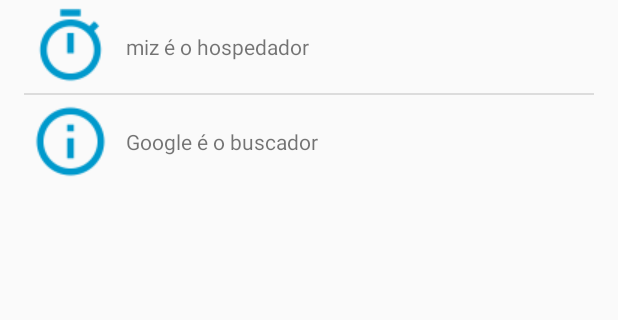
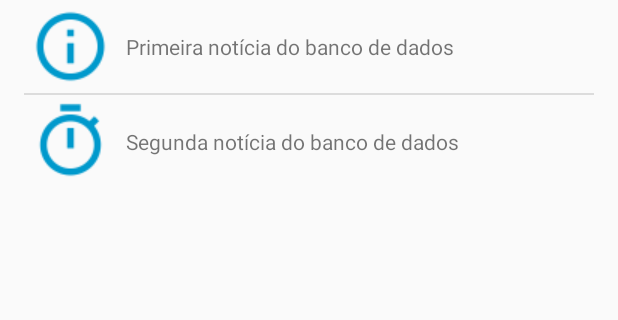
Before and after one commit to mizerablebr/RevistaDaSemana.com, an Android app: the screen it shows after launch (MainActivity), on a phone screen of 412 x 824 dp, the part 152-472 px from its top. Run offline under Robolectric (Android 15) with nearby library versions, the phone set to English and light mode, and no system bars.

Commit message:
Updated MainActivity to populate the listview from DataBase; updateAdapterContentFromService now update DataBase so the next time the app is opened i'll show the saved PostData. Created a DatabaseHelper

```diff
--- a/app/src/main/java/com/rds/revistadasemanacom/MainActivity.java
+++ b/app/src/main/java/com/rds/revistadasemanacom/MainActivity.java
@@ -4,10 +4,15 @@ package com.rds.revistadasemanacom;
 import android.app.ProgressDialog;
 import android.content.BroadcastReceiver;
 import android.content.ComponentName;
+import android.content.ContentValues;
 import android.content.Context;
 import android.content.Intent;
 import android.content.IntentFilter;
 import android.content.ServiceConnection;
+import android.database.Cursor;
+import android.database.sqlite.SQLiteDatabase;
+import android.database.sqlite.SQLiteException;
+import android.database.sqlite.SQLiteOpenHelper;
 import android.os.Bundle;
 import android.os.IBinder;
 import android.support.v4.content.LocalBroadcastManager;
@@ -21,6 +26,7 @@ import android.widget.ArrayAdapter;
 import android.widget.BaseAdapter;
 import android.widget.ListView;
 import android.os.Handler;
+import android.widget.Toast;
 
 
 import java.util.ArrayList;
@@ -31,7 +37,7 @@ import java.util.Arrays;
 public class MainActivity extends AppCompatActivity {
 
     private PostDataAdapter listAdapter;
-    private ArrayList<PostData> listAdapterContent = new ArrayList<PostData>(Arrays.asList(PostData.postData));
+    private ArrayList<PostData> listAdapterContent = new ArrayList<PostData>();
     private ListView listView;
     private ProgressDialog mProgressDialog;
 
@@ -81,6 +87,7 @@ public class MainActivity extends AppCompatActivity {
         listView.setOnItemClickListener(itemClickListener);
 
         //Add an ListView Adapter
+        listAdapterContent = getPostDataFromDb();
         listAdapter = new PostDataAdapter(this,listAdapterContent);
         listView.setAdapter(listAdapter);
 
@@ -113,8 +120,6 @@ public class MainActivity extends AppCompatActivity {
     @Override
     protected void onStart() {
         super.onStart();
-
-
         //Register BroadCast to get know when the service is done
         LocalBroadcastManager.getInstance(this).registerReceiver((receiver), new IntentFilter(GetPostService.GETPOST_RESULT));
 
@@ -138,9 +143,10 @@ public class MainActivity extends AppCompatActivity {
         handler.post(new Runnable() {
             @Override
             public void run() {
-                Log.d("handler.post","postService: " + postService.toString());
+                Log.d("handler.post", "postService: " + postService.toString());
                 if (postService != null) {
                     listAdapterContent = new ArrayList<PostData>(postService.getPostDatasToView());
+                    updatePostDataDb(listAdapterContent);
                     Log.d("Result - Service", listAdapterContent.toString());
                     updateListView();
                 } else {
@@ -156,7 +162,7 @@ public class MainActivity extends AppCompatActivity {
             listAdapter.clear();
             listAdapter.addAll(listAdapterContent);
             listView.invalidateViews();
-            listView.refreshDrawableState();
+
         }
 
 
@@ -176,6 +182,7 @@ public class MainActivity extends AppCompatActivity {
         return super.onCreateOptionsMenu(menu);
     }
 
+    //Handle click on actionBar and Menu
     @Override
     public boolean onOptionsItemSelected(MenuItem item) {
         switch (item.getItemId()) {
@@ -186,4 +193,48 @@ public class MainActivity extends AppCompatActivity {
         }
         return super.onOptionsItemSelected(item);
     }
+
+    private ArrayList<PostData> getPostDataFromDb() {
+
+        ArrayList<PostData> entries = new ArrayList<PostData>();
+
+        //Create a Cursor to access DB
+        try {
+            SQLiteOpenHelper revistaDaSemanaDatabaseHelper = new RevistaDaSemanaDatabaseHelper(this);
+            SQLiteDatabase db = revistaDaSemanaDatabaseHelper.getReadableDatabase();
+            Cursor cursor = db.query("POSTDATA",new String[] {"TITLE", "LINK", "CATEGORY"},null,null,null,null,null);
+
+            //Move to the first record in the cursor
+            while (cursor.moveToNext()) {
+                PostData postData = new PostData(cursor.getString(0),cursor.getString(1),cursor.getString(2));
+                entries.add(postData);
+            }
+            cursor.close();
+            db.close();
+
+        } catch (SQLiteException e) {
+            Toast.makeText(MainActivity.this, "Erro ao acessar Banco de dados", Toast.LENGTH_SHORT).show();
+        }
+
+        return entries;
+    }
+
+    private void updatePostDataDb(ArrayList<PostData> entries) {
+
+        SQLiteOpenHelper revistaDaSemanaDatabaseHelper = new RevistaDaSemanaDatabaseHelper(this);
+        SQLiteDatabase db = revistaDaSemanaDatabaseHelper.getWritableDatabase();
+        //Create the database
+        db.delete("POSTDATA",null,null);
+        //Insert new PostData
+        for (PostData pd : entries) {
+            ContentValues postDataValues = new ContentValues();
+            postDataValues.put("TITLE",pd.getTitle());
+            postDataValues.put("LINK",pd.getLink());
+            postDataValues.put("CATEGORY",pd.getCategory());
+            db.insert("POSTDATA", null, postDataValues);
+        }
+        db.close();
+
+    }
+
 }
--- /dev/null
+++ b/app/src/main/java/com/rds/revistadasemanacom/RevistaDaSemanaDatabaseHelper.java
@@ -0,0 +1,44 @@
+package com.rds.revistadasemanacom;
+
+import android.content.ContentValues;
+import android.content.Context;
+import android.database.sqlite.SQLiteDatabase;
+import android.database.sqlite.SQLiteOpenHelper;
+
+/**
+ * Created by Bruno on 16/01/16.
+ */
+public class RevistaDaSemanaDatabaseHelper extends SQLiteOpenHelper {
+
+    private static final String DB_NAME = "revistadasemana";
+    private static final int DB_VERSION = 1;
+
+    public RevistaDaSemanaDatabaseHelper(Context context) {
+        super(context, DB_NAME, null, DB_VERSION);
+    }
+
+    @Override
+    public void onCreate(SQLiteDatabase db) {
+        db.execSQL("CREATE TABLE POSTDATA (_id INTEGER PRIMARY KEY AUTOINCREMENT, "
+                + "TITLE TEXT, "
+                + "LINK TEXT, "
+                + "CATEGORY TEXT);");
+        insertPostData(db, "Primeira notícia do banco de dados", "www.miz.com.br", "Nacional");
+        insertPostData(db, "Segunda notícia do banco de dados", "http://www.google.com.br", "Blog");
+
+    }
+
+    @Override
+    public void onUpgrade(SQLiteDatabase db, int oldVersion, int newVersion) {
+
+    }
+
+    private static void insertPostData(SQLiteDatabase db, String title, String link, String category) {
+        ContentValues postDataValues = new ContentValues();
+        postDataValues.put("TITLE", title);
+        postDataValues.put("LINK", link);
+        postDataValues.put("CATEGORY", category);
+        db.insert("POSTDATA", null, postDataValues);
+
+    }
+}
```
